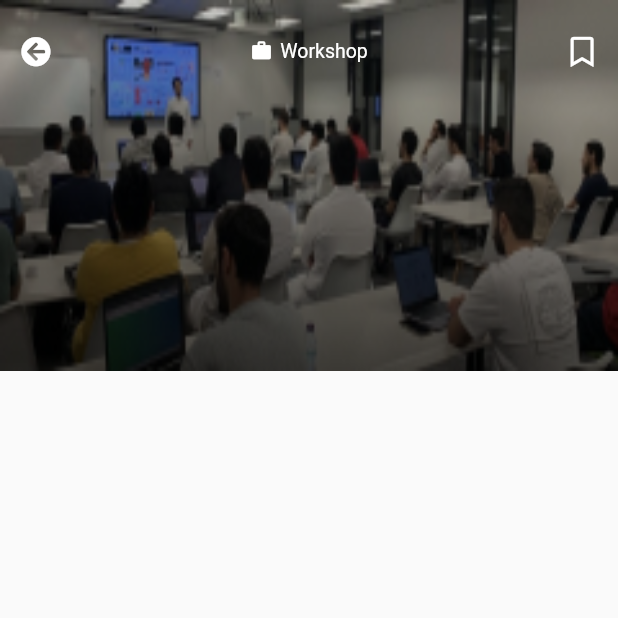
After one commit to KFUPMCC/kfupm_events, a Flutter app: the screen it shows after launch, after a tap on "The Power of LinkedIn", on a phone screen of 412 x 824 dp, the top half of it. The commit adds this screen. Run offline on Flutter 3.47's test engine with Material 2 defaults, Android fonts, the light colour scheme and no system bars; our stand-ins replace firebase_auth, firebase_core, font_awesome_flutter, go_router; accounts and stored records are empty.

Commit message:
upper event

```diff
--- /dev/null
+++ b/lib/src/features/events/presentation/event_page.dart
@@ -0,0 +1,20 @@
+import 'package:flutter/material.dart';
+import 'package:kfupm_events/src/features/events/presentation/upper_event.dart';
+
+class EventPage extends StatelessWidget {
+  const EventPage({super.key});
+
+  @override
+  Widget build(BuildContext context) {
+    final screenHeight = MediaQuery.of(context).size.height;
+
+    return Scaffold(
+      body: Column(
+        children: [
+          // header part of event page
+          UpperEvent(screenHeight: screenHeight),
+        ],
+      ),
+    );
+  }
+}
--- /dev/null
+++ b/lib/src/features/events/presentation/upper_event.dart
@@ -0,0 +1,61 @@
+import 'package:flutter/material.dart';
+import 'package:font_awesome_flutter/font_awesome_flutter.dart';
+import 'package:kfupm_events/src/features/events/domain/etype.dart';
+import 'package:kfupm_events/src/features/home/application/type_drawer.dart';
+
+class UpperEvent extends StatelessWidget {
+  const UpperEvent({
+    super.key,
+    required this.screenHeight,
+  });
+
+  final double screenHeight;
+
+  @override
+  Widget build(BuildContext context) {
+    return Container(
+      width: double.infinity,
+      height: screenHeight * 0.3,
+      decoration: const BoxDecoration(
+        image: DecorationImage(
+          image: AssetImage('assets/card.png'),
+          fit: BoxFit.fill,
+        ),
+      ),
+      child: Column(
+        children: [
+          const SizedBox(
+            height: 10,
+          ),
+          Row(
+            mainAxisAlignment: MainAxisAlignment.spaceBetween,
+            children: [
+              IconButton(
+                onPressed: () {
+                  Navigator.pop(context);
+                },
+                icon: const FaIcon(
+                  FontAwesomeIcons.arrowCircleLeft,
+                  color: Colors.white,
+                  size: 20,
+                ),
+              ),
+              TypeDrawer(EType.workShop),
+              // save
+              IconButton(
+                onPressed: () {
+                  //later
+                },
+                icon: const FaIcon(
+                  FontAwesomeIcons.bookmark,
+                  color: Colors.white,
+                  size: 20,
+                ),
+              ),
+            ],
+          ),
+        ],
+      ),
+    );
+  }
+}
--- a/lib/src/features/home/presentation/lower/card/event_card.dart
+++ b/lib/src/features/home/presentation/lower/card/event_card.dart
@@ -1,4 +1,7 @@
+// ignore_for_file: public_member_api_docs, sort_constructors_first
 import 'package:flutter/material.dart';
+import 'package:go_router/go_router.dart';
+
 import 'package:kfupm_events/src/features/events/domain/etype.dart';
 import 'package:kfupm_events/src/features/home/presentation/lower/card/event_date.dart';
 import 'package:kfupm_events/src/features/home/presentation/lower/card/event_loaction.dart';
@@ -7,9 +10,14 @@ import 'package:kfupm_events/src/features/home/presentation/lower/card/event_tit
 import 'package:kfupm_events/src/features/home/presentation/lower/card/event_type.dart';
 import 'package:kfupm_events/src/features/home/presentation/lower/card/head_image.dart';
 import 'package:kfupm_events/src/features/home/presentation/lower/card/host_logo.dart';
+import 'package:kfupm_events/src/routing/routes.dart';
 
 class EventCard extends StatefulWidget {
-  const EventCard({super.key});
+  const EventCard({
+    Key? key,
+    required this.eventPage,
+  }) : super(key: key);
+  final String eventPage;
 
   @override
   State<EventCard> createState() => _EventCardState();
@@ -18,7 +26,11 @@ class EventCard extends StatefulWidget {
 class _EventCardState extends State<EventCard> {
   @override
   Widget build(BuildContext context) {
-    return Padding(
+    return GestureDetector(
+      onTap: () {
+        context.pushNamed(widget.eventPage);
+      },
+      child: Padding(
         padding: const EdgeInsets.symmetric(horizontal: 30),
         child: Container(
           width: 270,
@@ -49,6 +61,7 @@ class _EventCardState extends State<EventCard> {
             ],
           ),
         ),
+      ),
     );
   }
 }
--- a/lib/src/features/home/presentation/lower/week_events.dart
+++ b/lib/src/features/home/presentation/lower/week_events.dart
@@ -3,6 +3,7 @@ import 'package:flutter/material.dart';
 import 'package:kfupm_events/src/features/home/presentation/lower/card/event_card.dart';
 import 'package:kfupm_events/src/features/home/presentation/lower/events_row.dart';
 import 'package:kfupm_events/src/features/home/presentation/lower/header_section.dart';
+import 'package:kfupm_events/src/routing/routes.dart';
 
 class WeekEvents extends StatefulWidget {
   const WeekEvents({
@@ -18,38 +19,38 @@ class _WeekEventsState extends State<WeekEvents> {
   Widget build(BuildContext context) {
     return Column(
       crossAxisAlignment: CrossAxisAlignment.start,
-      children: const [
-        HeaderSection(
+      children: [
+        const HeaderSection(
           text: 'Recommended events',
         ),
         EventsRow(
           eventsList: [
-            EventCard(),
-            EventCard(),
-            EventCard(),
-            EventCard(),
+            EventCard(eventPage: AppRoute.event.name),
+            EventCard(eventPage: AppRoute.event.name),
+            EventCard(eventPage: AppRoute.event.name),
+            EventCard(eventPage: AppRoute.event.name),
           ],
         ),
-        HeaderSection(
+        const HeaderSection(
           text: 'Recently added events',
         ),
         EventsRow(
           eventsList: [
-            EventCard(),
-            EventCard(),
-            EventCard(),
-            EventCard(),
+            EventCard(eventPage: AppRoute.event.name),
+            EventCard(eventPage: AppRoute.event.name),
+            EventCard(eventPage: AppRoute.event.name),
+            EventCard(eventPage: AppRoute.event.name),
           ],
         ),
-        HeaderSection(
+        const HeaderSection(
           text: 'Most Viewed events',
         ),
         EventsRow(
           eventsList: [
-            EventCard(),
-            EventCard(),
-            EventCard(),
-            EventCard(),
+            EventCard(eventPage: AppRoute.event.name),
+            EventCard(eventPage: AppRoute.event.name),
+            EventCard(eventPage: AppRoute.event.name),
+            EventCard(eventPage: AppRoute.event.name),
           ],
         ),
       ],
--- a/lib/src/features/login/application/login_auth.dart
+++ b/lib/src/features/login/application/login_auth.dart
@@ -11,7 +11,7 @@ Future<void> logInAuth(TextEditingController email,
     final UserCredential userCredential = await FirebaseAuth.instance
         .signInWithEmailAndPassword(
             email: email.text.trim(), password: password.text.trim());
-    context.goNamed(AppRoute.events.name);
+    context.goNamed(AppRoute.create.name);
     // Login successful, navigate to next page or perform additional actions
   } on FirebaseAuthException catch (e) {
     if (e.code == 'user-not-found') {
--- a/lib/src/routing/routes.dart
+++ b/lib/src/routing/routes.dart
@@ -1,17 +1,19 @@
 import 'package:go_router/go_router.dart';
 import 'package:kfupm_events/src/common_widgets/landing_page.dart';
+import 'package:kfupm_events/src/features/create/presentation/create_page.dart';
 import 'package:kfupm_events/src/features/home/presentation/home_page.dart';
 import 'package:kfupm_events/src/features/login/presentation/login_page.dart';
-import '../features/events/presentation/events_page.dart';
+import '../features/events/presentation/event_page.dart';
 import '../features/register/presentation/register_page.dart';
 import '../features/setting/presentation/setting_page.dart';
 
 enum AppRoute {
   login,
-  events,
+  event,
   home,
   landing,
   register,
+  create,
   setting,
 }
 
@@ -25,9 +27,14 @@ final goRouter = GoRouter(
         builder: (context, state) => const LandingPage(),
         routes: [
           GoRoute(
-            path: 'events',
-            name: AppRoute.events.name,
-            builder: (context, state) => const EventsPage(),
+            path: 'event',
+            name: AppRoute.event.name,
+            builder: (context, state) => const EventPage(),
+          ),
+          GoRoute(
+            path: 'create',
+            name: AppRoute.create.name,
+            builder: (context, state) => const CreatePage(),
           ),
           GoRoute(
             path: 'login',
--- a/pubspec.yaml
+++ b/pubspec.yaml
@@ -39,6 +39,8 @@ dependencies:
   firebase_core: ^2.4.1
   flutter_riverpod: ^2.1.1
   go_router: ^6.5.7
+  flutter_svg: ^0.22.0
+  font_awesome_flutter: ^9.1.0
 
 dev_dependencies:
   flutter_test:
```
Also changed, not shown: lib/src/features/create/presentation/create_page.dart (added, +12 -0 lines), lib/src/features/events/presentation/events_page.dart (deleted, +0 -14 lines), assets/eventhead.svg (added), pubspec.lock. Lines whose indentation alone changed are shown as unchanged.
